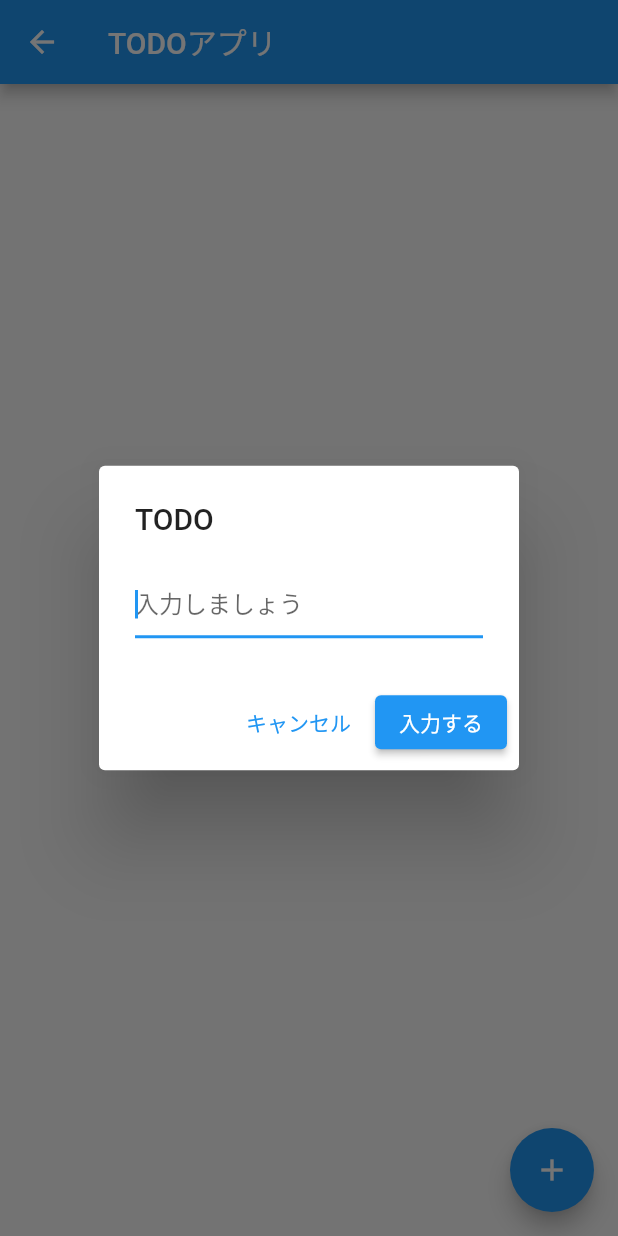
After one commit to yuyasat-sandbox/flutter-nyumon, a Flutter app: the TodosListPageStatefulWidget screen opened directly, after a tap on the "add" icon, on a phone screen of 412 x 824 dp. The commit adds this screen. Run offline on Flutter 3.47's test engine with Material 2 defaults, Android fonts, the phone set to English and light mode, and no system bars; our stand-ins replace cached_network_image, google_fonts.

Commit message:
todos list page stateful widget

```diff
--- /dev/null
+++ b/lib/models/models.dart
@@ -0,0 +1,6 @@
+class Todo {
+  const Todo({this.isCompleted = false, required this.name});
+
+  final bool isCompleted;
+  final String name;
+}
--- /dev/null
+++ b/lib/models/todos/todo.dart
@@ -0,0 +1 @@
+export 'todo.dart';
--- /dev/null
+++ b/lib/pages/pages.dart
@@ -0,0 +1 @@
+export 'todos_list_page_stateful_widget.dart';
--- /dev/null
+++ b/lib/pages/todos_list_page_stateful_widget.dart
@@ -0,0 +1,73 @@
+import 'package:flutter/material.dart';
+
+import 'package:nyumon/models/models.dart';
+import 'package:nyumon/pages/pages.dart';
+import 'package:nyumon/widgets/dialogs/todo_add_dialog_stateful_widget.dart';
+
+class TodosListPageStatefulWidget extends StatefulWidget {
+  const TodosListPageStatefulWidget({Key? key}) : super(key: key);
+
+  @override
+  _TodosListPageStateStatefulWidget createState() =>
+      _TodosListPageStateStatefulWidget();
+}
+
+class _TodosListPageStateStatefulWidget
+    extends State<TodosListPageStatefulWidget> {
+  final List<Todo> _todos = <Todo>[];
+
+  @override
+  Widget build(BuildContext context) {
+    return Scaffold(
+      appBar: AppBar(
+        title: const Text('TODOアプリ'),
+      ),
+      body: ListView.builder(
+        itemBuilder: (context, index) {
+          final todo = _todos[index];
+          return Dismissible(
+            child: Card(
+              child: ListTile(
+                title: Text(todo.name),
+                onTap: () {
+                  setState(() {
+                    _todos[index] =
+                        Todo(isCompleted: !todo.isCompleted, name: todo.name);
+                  });
+                },
+                trailing: todo.isCompleted
+                    ? const Icon(
+                        Icons.done,
+                        color: Colors.green,
+                      )
+                    : null,
+              ),
+              color: todo.isCompleted ? Colors.greenAccent : null,
+            ),
+            key: ObjectKey(todo),
+            onDismissed: (direction) {
+              setState(() {
+                _todos.removeAt(index);
+              });
+            },
+          );
+        },
+        itemCount: _todos.length,
+      ),
+      floatingActionButton: FloatingActionButton(
+        onPressed: () {
+          showTodoAddDialog(
+            context: context,
+            onAdd: (name) {
+              setState(() {
+                _todos.insert(0, Todo(name: name));
+              });
+            },
+          );
+        },
+        tooltip: 'Increment',
+        child: const Icon(Icons.add),
+      ),
+    );
+  }
+}
--- /dev/null
+++ b/lib/widgets/dialogs/todo_add_dialog_stateful_widget.dart
@@ -0,0 +1,48 @@
+import 'package:flutter/material.dart';
+
+class TodoAddDialogStatefulWidget extends StatelessWidget {
+  const TodoAddDialogStatefulWidget(
+      {required this.onAdd, required this.textEditingController, Key? key})
+      : super(key: key);
+
+  final ValueChanged<String> onAdd;
+  final TextEditingController textEditingController;
+
+  @override
+  Widget build(BuildContext context) => AlertDialog(
+        title: const Text('TODO'),
+        content: TextField(
+          autofocus: true,
+          controller: textEditingController,
+          decoration: const InputDecoration(hintText: '入力しましょう'),
+        ),
+        actions: <Widget>[
+          TextButton(
+            onPressed: () {
+              Navigator.of(context).pop();
+            },
+            child: const Text('キャンセル'),
+          ),
+          ElevatedButton(
+            onPressed: () {
+              onAdd(textEditingController.value.text);
+              Navigator.of(context).pop();
+            },
+            child: const Text('入力する'),
+          )
+        ],
+      );
+}
+
+Future<T?> showTodoAddDialog<T>({
+  required BuildContext context,
+  required ValueChanged<String> onAdd,
+}) =>
+    showDialog<T>(
+      context: context,
+      barrierDismissible: false,
+      builder: (context) => TodoAddDialogStatefulWidget(
+        onAdd: onAdd,
+        textEditingController: TextEditingController(),
+      ),
+    );
```
Also changed, not shown: lib/index_page.dart (+15 -0 lines).
